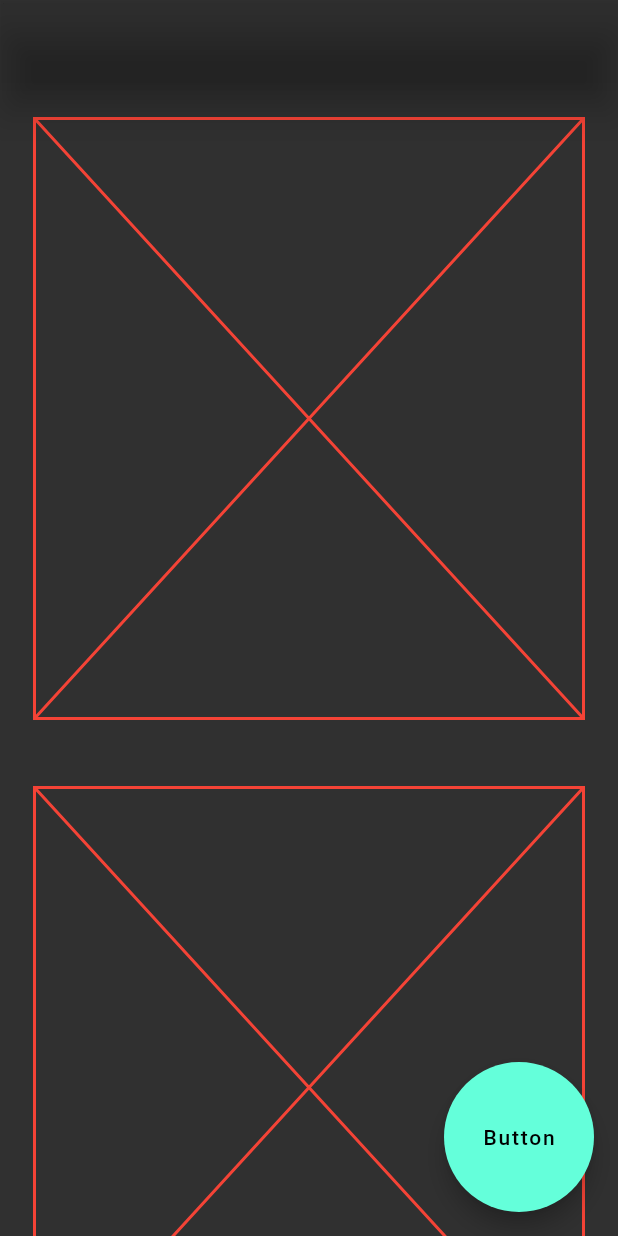
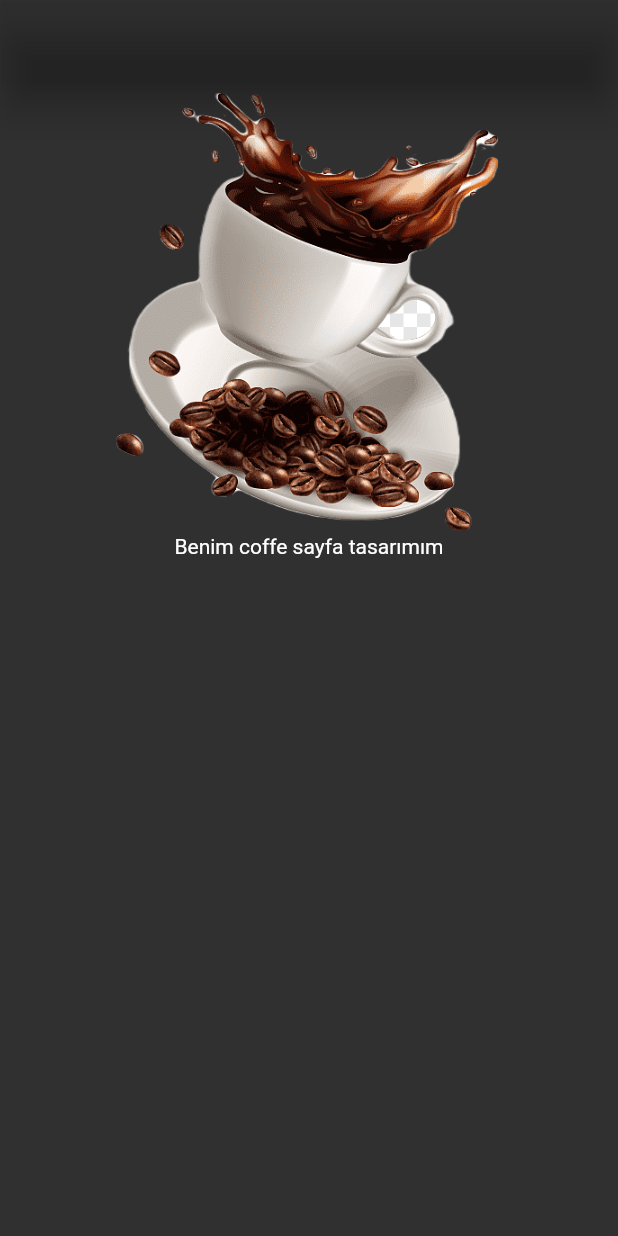
Before and after one commit to berkayercan3/Flutter, a Flutter app: the screen it shows after launch, on a phone screen of 412 x 824 dp. Run offline on Flutter 3.47's test engine with Material 2 defaults, Android fonts, the light colour scheme and no system bars; missing offline and left inert: dart:ffi.

Commit message:
MyAttemptDemoOne

```diff
--- a/KAFE/lib/101/image_learn.dart
+++ b/KAFE/lib/101/image_learn.dart
@@ -15,7 +15,7 @@ final String _imagePath = 'https://i.pinimg.com/1200x/b3/5f/c7/b35fc7144c81956c6
             child: pictureImage(path:ImageItems().pictureWithoutPath),
 
           ),
-          Image.network('https://i.pinimg.com/1200x/b3/5f/c7/b35fc7144c81956c683df40833b87469.jpg')
+          Image.network(_imagePath)
           //resim linkini kullanarak resim kullanma şekli
         ],
       ),
--- /dev/null
+++ b/KAFE/lib/Demos/My_attempt_demo.dart
@@ -0,0 +1,49 @@
+import 'package:flutter/material.dart';
+
+class MyAttemptDemo extends StatelessWidget {
+  const MyAttemptDemo({super.key});
+
+  @override
+  Widget build(BuildContext context) {
+    return Scaffold(
+      appBar: AppBar(
+
+      ),
+      body: Column(
+        children: [
+          SizedBox(
+            width: 500,
+            height: 300,
+            child: Padding(
+              padding: const EdgeInsets.symmetric(horizontal: 50),
+              child: PictureImageone(path: ImageItems().pictureWithoutPath),
+            ),
+          ),
+          const SizedBox(
+            child: Text(
+                'Benim coffe sayfa tasarımım',
+            textAlign: TextAlign.left,
+            ),
+          )
+        ],
+      ),
+    );
+  }
+}
+
+class ImageItems {
+  final String pictureWithoutPath = "coffe";
+}
+
+class PictureImageone extends StatelessWidget {
+  const PictureImageone({super.key, required this.path});
+
+  final String path;
+
+  @override
+  Widget build(BuildContext context) {
+    return Image.asset(_nameWithPath(), fit: BoxFit.cover);
+  }
+
+  String _nameWithPath() => 'assets/resim/$path.png';
+}
--- a/KAFE/lib/main.dart
+++ b/KAFE/lib/main.dart
@@ -26,6 +26,7 @@ import 'package:kafe/101/text_learn_view.dart';
 import 'package:kafe/Demos/Demo1.dart';
 import 'package:kafe/Demos/Demo2.dart';
 import 'package:kafe/Demos/Demo3.dart';
+import 'package:kafe/Demos/My_attempt_demo.dart';
 import 'package:kafe/Demos/color_life_cycle_view.dart';
 import 'package:kafe/Demos/my_collections_demos.dart';
 
@@ -58,7 +59,6 @@ class MyApp extends StatelessWidget {
               border: OutlineInputBorder(), // her metin alanının etrafı sarıldı
               floatingLabelStyle: TextStyle(color: Colors.red,fontSize:24,fontWeight: FontWeight.w600),
           ),
-
           // projede kullanılacak appbar stilimizin aynı olacağı şeylerin aynı olacağı işlemleri buraya yazdık
           //artık bu yazdıklarımız tüm sayfalarda klasik oldu
           appBarTheme: const AppBarTheme(
@@ -70,7 +70,7 @@ class MyApp extends StatelessWidget {
             // arka plan her yerde transparant
             elevation: 10, // gölge? görünürlüğü? her yerde 5
           )),
-      home: const NavigationLearn(), // çağırma işlemi yaptık
+      home:const MyAttemptDemo(), // çağırma işlemi yaptık
     );
   }
 }
```
Also changed, not shown: KAFE/lib/101/text_learn_view.dart (+4 -4 lines), KAFE/assets/resim/coffe.png (added).
